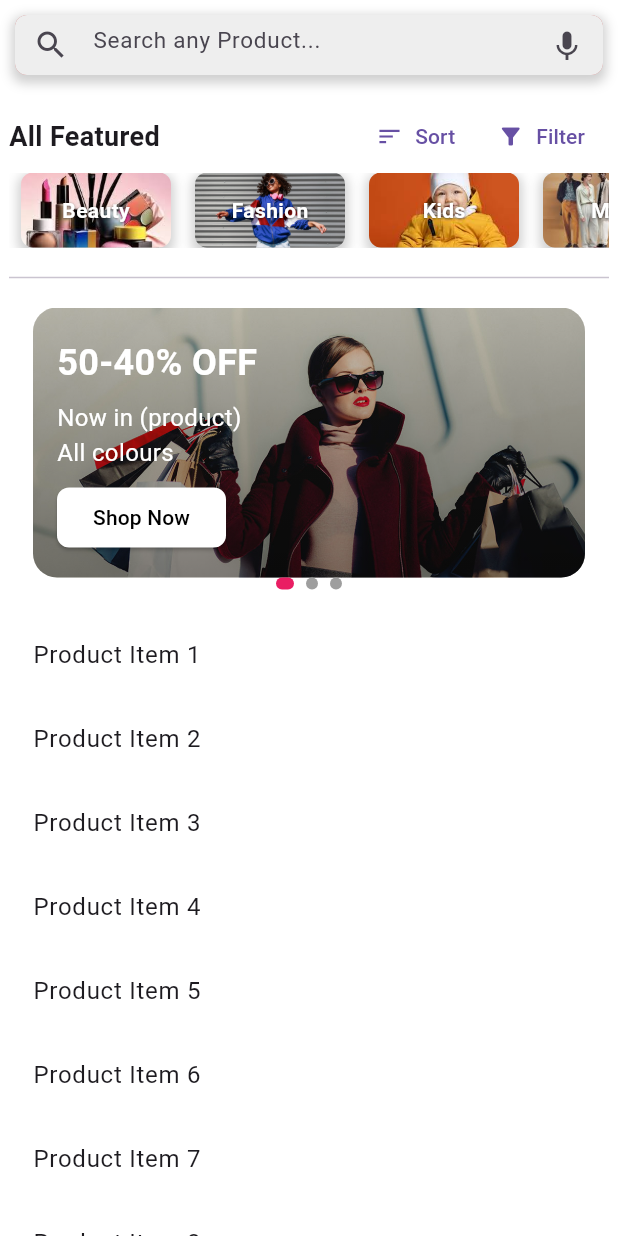
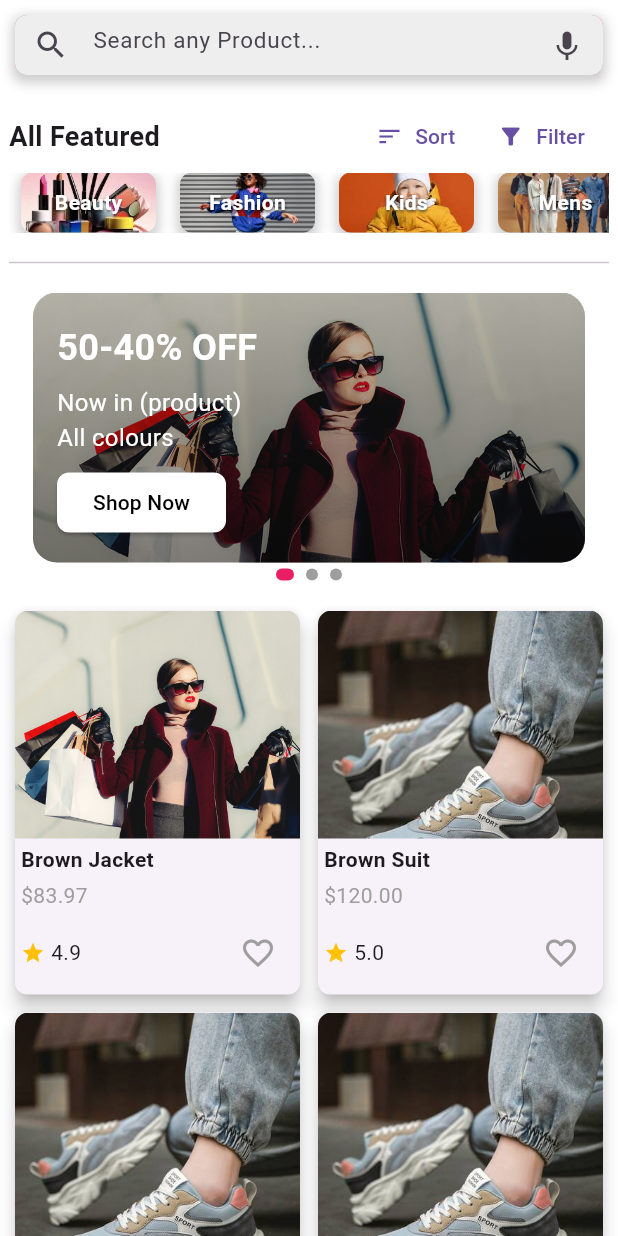
Before and after one commit to shawonkst21/flutterProjects, a Flutter app: the HomePage screen opened directly, on a phone screen of 412 x 824 dp. Run offline on Flutter 3.47's test engine with Material 3 defaults, Android fonts, the phone set to English and light mode, and no system bars.

```diff
--- a/lib/main.dart
+++ b/lib/main.dart
@@ -17,7 +17,10 @@ class MyApp extends StatelessWidget {
     return MaterialApp(
       debugShowCheckedModeBanner: false,
       theme: ThemeData(primarySwatch: Colors.deepPurple),
-      home: Container(color: Colors.white, child: const OnboardingScreen()),
+      home: Container(
+        color: Colors.white,
+         child: const OnboardingScreen()
+         ),
       initialRoute: '/',
       routes: {
         '/home': (context) => const OnboardingScreen(),
--- a/lib/screen/home.dart
+++ b/lib/screen/home.dart
@@ -1,5 +1,8 @@
 import 'package:flutter/material.dart';
 import 'dart:async';
+
+import 'package:hi/screen/homepart1.dart';
+import 'package:hi/screen/productDetails.dart';
 
 class HomePage extends StatefulWidget {
   const HomePage({super.key});
@@ -11,6 +14,51 @@ class HomePage extends StatefulWidget {
 class _HomePageState extends State<HomePage> {
   late PageController _pageController;
   int _currentPage = 0;
+  final List<Map<String, dynamic>> _products = [
+    {
+      'name': 'Brown Jacket',
+      'price': '\$83.97',
+      'image': 'assets/offer1.jpg',
+      'rating': 4.9,
+    },
+    {
+      'name': 'Brown Suit',
+      'price': '\$120.00',
+      'image': 'assets/offer2.jpg',
+      'rating': 5.0,
+    },
+    {
+      'name': 'Brown Suit',
+      'price': '\$120.00',
+      'image': 'assets/offer2.jpg',
+      'rating': 5.0,
+    },
+    {
+      'name': 'Brown Suit',
+      'price': '\$120.00',
+      'image': 'assets/offer2.jpg',
+      'rating': 5.0,
+    },
+    {
+      'name': 'Brown Suit',
+      'price': '\$120.00',
+      'image': 'assets/offer2.jpg',
+      'rating': 5.0,
+    },
+    {
+      'name': 'Brown Suit',
+      'price': '\$120.00',
+      'image': 'assets/offer2.jpg',
+      'rating': 5.0,
+    },
+    {
+      'name': 'Brown Suit',
+      'price': '\$120.00',
+      'image': 'assets/offer2.jpg',
+      'rating': 5.0,
+    },
+  ];
+  final List<Map<String, dynamic>> _wishlist = [];
 
   @override
   void initState() {
@@ -19,13 +67,9 @@ class _HomePageState extends State<HomePage> {
 
     // Timer for automatic page transition
     Timer.periodic(const Duration(seconds: 3), (Timer timer) {
-      if (_currentPage < 2) {
-        _currentPage++;
-      } else {
-        _currentPage = 0;
-      }
+      int nextPage = (_currentPage + 1) % 3; // Calculate next page index
       _pageController.animateToPage(
-        _currentPage,
+        nextPage,
         duration: const Duration(milliseconds: 300),
         curve: Curves.easeIn,
       );
@@ -80,8 +124,6 @@ class _HomePageState extends State<HomePage> {
                 ),
               ),
             ),
-
-            // Carousel Feature Added Here
 
             // Scrollable Content (Your existing code)
             Expanded(
@@ -160,6 +202,12 @@ class _HomePageState extends State<HomePage> {
                         height: 180,
                         child: PageView(
                           controller: _pageController,
+                          onPageChanged: (int page) {
+                            setState(() {
+                              _currentPage =
+                                  page; // Update _currentPage on page change
+                            });
+                          },
                           children: [
                             _buildCarouselItem(
                               imagePath: 'assets/offer1.jpg',
@@ -179,7 +227,9 @@ class _HomePageState extends State<HomePage> {
                           ],
                         ),
                       ),
-
+                      const SizedBox(
+                        height: 4,
+                      ),
                       // Dots Indicator
                       Row(
                         mainAxisAlignment: MainAxisAlignment.center,
@@ -200,14 +250,115 @@ class _HomePageState extends State<HomePage> {
                       ),
 
                       const SizedBox(height: 16),
-                      // Dummy content for scrolling
-                      ListView.builder(
+                      // Product List
+                      GridView.builder(
                         shrinkWrap: true,
                         physics: const NeverScrollableScrollPhysics(),
-                        itemCount: 20,
+                        gridDelegate:
+                            const SliverGridDelegateWithFixedCrossAxisCount(
+                          crossAxisCount: 2,
+                          childAspectRatio: 0.75,
+                          crossAxisSpacing: 4,
+                          mainAxisSpacing: 4,
+                        ),
+                        itemCount: _products.length,
                         itemBuilder: (context, index) {
-                          return ListTile(
-                            title: Text('Product Item ${index + 1}'),
+                          final product = _products[index];
+                          return GestureDetector(
+                            onTap: () {
+                              Navigator.push(
+                                context,
+                                MaterialPageRoute(
+                                  builder: (context) =>
+                                      ProductDetailsPage(product: product),
+                                ),
+                              );
+                            },
+                            child: Card(
+                              elevation: 5,
+                              shape: RoundedRectangleBorder(
+                                borderRadius: BorderRadius.circular(8),
+                              ),
+                              child: Column(
+                                crossAxisAlignment: CrossAxisAlignment.start,
+                                children: [
+                                  Expanded(
+                                    child: ClipRRect(
+                                      borderRadius: const BorderRadius.vertical(
+                                          top: Radius.circular(9)),
+                                      child: Image.asset(
+                                        product['image'],
+                                        fit: BoxFit.cover,
+                                        width: double.infinity,
+                                        //height: 50,
+                                      ),
+                                    ),
+                                  ),
+                                  Padding(
+                                    padding: const EdgeInsets.all(4.0),
+                                    child: Column(
+                                      crossAxisAlignment:
+                                          CrossAxisAlignment.start,
+                                      children: [
+                                        Text(
+                                          product['name'],
+                                          style: const TextStyle(
+                                            fontWeight: FontWeight.bold,
+                                          ),
+                                        ),
+                                        const SizedBox(height: 4),
+                                        Text(
+                                          product['price'],
+                                          style: const TextStyle(
+                                            color: Colors.grey,
+                                          ),
+                                        ),
+                                        const SizedBox(height: 4),
+                                        Row(
+                                          mainAxisAlignment:
+                                              MainAxisAlignment.spaceBetween,
+                                          children: [
+                                            Row(
+                                              children: [
+                                                const Icon(
+                                                  Icons.star,
+                                                  color: Colors.amber,
+                                                  size: 16,
+                                                ),
+                                                const SizedBox(width: 4),
+                                                Text(product['rating']
+                                                    .toString()),
+                                              ],
+                                            ),
+                                            IconButton(
+                                              icon: Icon(
+                                                _wishlist.contains(product)
+                                                    ? Icons.favorite
+                                                    : Icons.favorite_border,
+                                                color:
+                                                    _wishlist.contains(product)
+                                                        ? Colors.red
+                                                        : Colors.grey,
+                                              ),
+                                              onPressed: () {
+                                                setState(() {
+                                                  if (_wishlist
+                                                      .contains(product)) {
+                                                    _wishlist.remove(product);
+                                                  } else {
+                                                    _wishlist.add(product);
+                                                  }
+                                                });
+                                              },
+                                            ),
+                                          ],
+                                        ),
+                                      ],
+                                    ),
+                                  ),
+                                ],
+                              ),
+                            ),
                           );
                         },
                       ),
@@ -291,58 +442,3 @@ class _HomePageState extends State<HomePage> {
     );
   }
 }
-
-class CategoryChip extends StatelessWidget {
-  final String label;
-  final String backgroundImage;
-  final VoidCallback onTap;
-
-  const CategoryChip(
-      {super.key,
-      required this.label,
-      required this.backgroundImage,
-      required this.onTap});
-
-  @override
-  Widget build(BuildContext context) {
-    return GestureDetector(
-      onTap: onTap,
-      child: Container(
-        margin: const EdgeInsets.symmetric(horizontal: 8.0),
-        width: 100,
-        height: 50,
-        decoration: BoxDecoration(
-          borderRadius: BorderRadius.circular(8.0),
-          image: DecorationImage(
-            image: AssetImage(backgroundImage),
-            fit: BoxFit.cover,
-          ),
-          boxShadow: [
-            BoxShadow(
-              color: Colors.grey.withOpacity(0.5),
-              spreadRadius: 2,
-              blurRadius: 6,
-              offset: const Offset(0, 3),
-            ),
-          ],
-        ),
-        child: Center(
-          child: Text(
-            label,
-            style: TextStyle(
-              color: Colors.white,
-              fontWeight: FontWeight.bold,
-              shadows: [
-                Shadow(
-                  color: Colors.black.withOpacity(0.7),
-                  offset: const Offset(0, 1),
-                  blurRadius: 2,
-                ),
-              ],
-            ),
-          ),
-        ),
-      ),
-    );
-  }
-}
--- /dev/null
+++ b/lib/screen/homepart1.dart
@@ -0,0 +1,56 @@
+import 'package:flutter/material.dart';
+
+class CategoryChip extends StatelessWidget {
+  final String label;
+  final String backgroundImage;
+  final VoidCallback onTap;
+
+  const CategoryChip(
+      {super.key,
+      required this.label,
+      required this.backgroundImage,
+      required this.onTap});
+
+  @override
+  Widget build(BuildContext context) {
+    return GestureDetector(
+      onTap: onTap,
+      child: Container(
+        margin: const EdgeInsets.symmetric(horizontal: 8.0),
+        width: 90,
+        height: 40,
+        decoration: BoxDecoration(
+          borderRadius: BorderRadius.circular(8.0),
+          image: DecorationImage(
+            image: AssetImage(backgroundImage),
+            fit: BoxFit.cover,
+          ),
+          boxShadow: [
+            BoxShadow(
+              color: Colors.grey.withOpacity(0.5),
+              spreadRadius: 2,
+              blurRadius: 6,
+              offset: const Offset(0, 3),
+            ),
+          ],
+        ),
+        child: Center(
+          child: Text(
+            label,
+            style: TextStyle(
+              color: Colors.white,
+              fontWeight: FontWeight.bold,
+              shadows: [
+                Shadow(
+                  color: Colors.black.withOpacity(0.7),
+                  offset: const Offset(0, 1),
+                  blurRadius: 2,
+                ),
+              ],
+            ),
+          ),
+        ),
+      ),
+    );
+  }
+}
--- a/lib/screen/setting.dart
+++ b/lib/screen/setting.dart
@@ -84,7 +84,7 @@ class _SettingsPageState extends State<SettingsPage> {
               margin: const EdgeInsets.symmetric(horizontal: 16),
               child: ListTile(
                 leading: const Icon(Icons.logout, color: Colors.red),
-                title: Text(
+                title: const Text(
                   'Log Out',
                   style: TextStyle(
                     color: Colors.red,
```
Also changed, not shown: lib/screen/productDetails.dart (added, +66 -0 lines), lib/screen/startpage.dart (+2 -8 lines), lib/screen/wishList.dart (added, +80 -0 lines).
